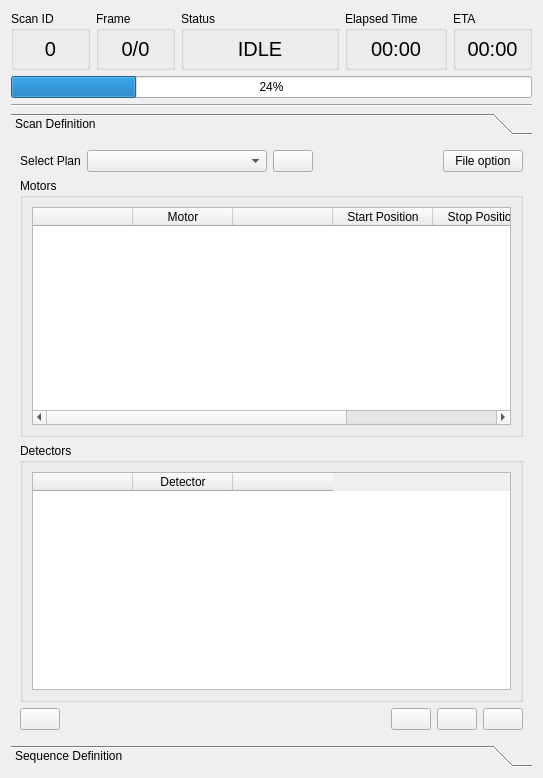
First picture: the form in mamba/frontend/widgets/ui/ui_scanmechanismwidget.ui, repository CasperVector/mamba-ose, before the edit.
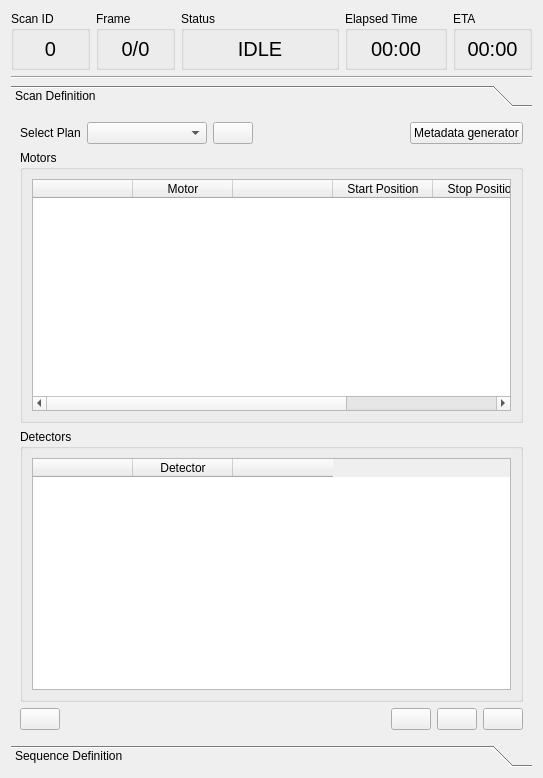
Second picture: the form after the edit.

Diff of the .ui file:
```diff
--- a/mamba/frontend/widgets/ui/ui_scanmechanismwidget.ui
+++ b/mamba/frontend/widgets/ui/ui_scanmechanismwidget.ui
@@ -305,13 +305,6 @@
        </item>
       </layout>
      </item>
-     <item>
-      <widget class="QProgressBar" name="progressBar">
-       <property name="value">
-        <number>24</number>
-       </property>
-      </widget>
-     </item>
      <item>
       <widget class="Line" name="line">
        <property name="orientation">
@@ -388,7 +381,7 @@
                </property>
                <property name="minimumSize">
                 <size>
-                 <width>180</width>
+                 <width>120</width>
                  <height>0</height>
                 </size>
                </property>
@@ -438,7 +431,7 @@
              <item>
               <widget class="QPushButton" name="fileOptionButton">
                <property name="text">
-                <string>File option</string>
+                <string>Metadata generator</string>
                </property>
               </widget>
              </item>
```
Left out of the diff: 2 changed lines with no effect on the pictures.
